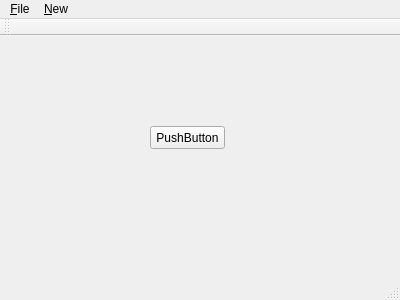
First picture: the form in c++/c11/mingw/qt/ch09/ex1/MyI18N/mainwindow.ui, repository mornhuang/study, before the edit.
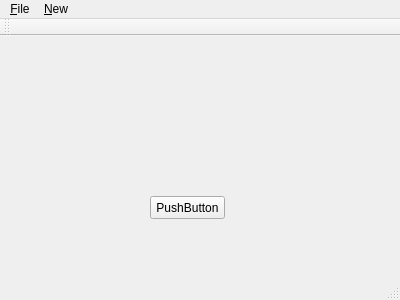
Second picture: the form after the edit.

The edit to the form file:
```diff
--- a/c++/c11/mingw/qt/ch09/ex1/MyI18N/mainwindow.ui
+++ b/c++/c11/mingw/qt/ch09/ex1/MyI18N/mainwindow.ui
@@ -18,7 +18,7 @@
     <property name="geometry">
      <rect>
       <x>150</x>
-      <y>90</y>
+      <y>160</y>
       <width>75</width>
       <height>23</height>
      </rect>
```
